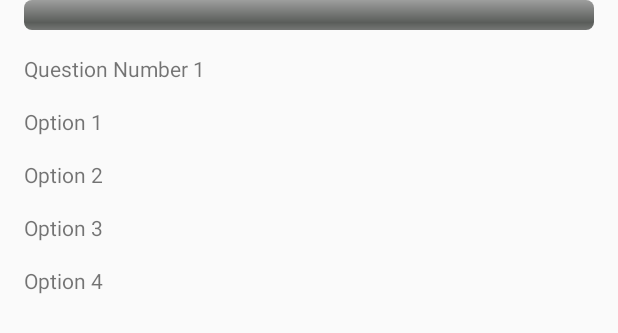
After one commit to 99suyashsoni/Task6, an Android app: the layout fragment_fragment_main_quiz.xml on its own in the app's theme, with its tools: preview values and no code run, on a phone screen of 412 x 824 dp. The commit adds this screen. Shown: the top 333 px of the screen. Run offline under Robolectric (Android 15) with nearby library versions, the phone set to English and light mode, and no system bars.

Commit message:
Added basic UI elements for main quiz screen

```diff
--- a/app/build.gradle
+++ b/app/build.gradle
@@ -31,6 +31,7 @@ dependencies {
     implementation 'com.google.firebase:firebase-core:16.0.6'
     implementation 'com.android.support:design:28.0.0'
     implementation 'com.android.support.constraint:constraint-layout:1.1.3'
+    implementation 'com.android.support:support-v4:28.0.0'
     testImplementation 'junit:junit:4.12'
     implementation 'com.github.bumptech.glide:glide:4.8.0'
     annotationProcessor 'com.github.bumptech.glide:compiler:4.8.0'
--- a/app/src/main/java/com/example/prarabdh/task6/HomeScreen.kt
+++ b/app/src/main/java/com/example/prarabdh/task6/HomeScreen.kt
@@ -5,7 +5,8 @@ import android.support.design.widget.BottomNavigationView
 import android.support.v7.app.AppCompatActivity
 import kotlinx.android.synthetic.main.activity_home_screen.*
 
-class HomeScreen : AppCompatActivity() {
+class HomeScreen : AppCompatActivity()
+{
 
     private val mOnNavigationItemSelectedListener = BottomNavigationView.OnNavigationItemSelectedListener { item ->
         when (item.itemId)
--- /dev/null
+++ b/app/src/main/res/layout/fragment_fragment_main_quiz.xml
@@ -0,0 +1,65 @@
+<?xml version="1.0" encoding="utf-8"?>
+<android.support.constraint.ConstraintLayout
+        xmlns:android="http://schemas.android.com/apk/res/android"
+        xmlns:tools="http://schemas.android.com/tools"
+        xmlns:app="http://schemas.android.com/apk/res-auto"
+        android:layout_width="match_parent"
+        android:layout_height="match_parent">
+
+        <ProgressBar
+                android:layout_width="match_parent"
+                android:layout_height="wrap_content"
+                style="@android:style/Widget.ProgressBar.Horizontal"
+                android:layout_margin="@dimen/margin_question_textbox"
+                android:id="@+id/ProgressBarMainQuiz"/>
+
+        <TextView
+                android:layout_width="match_parent"
+                android:layout_height="wrap_content"
+                android:id="@+id/TextQuestion"
+                android:text="Question Number 1"
+                android:layout_margin="@dimen/margin_question_textbox"
+                app:layout_constraintLeft_toLeftOf="parent"
+                app:layout_constraintTop_toBottomOf="@id/ProgressBarMainQuiz"/>
+
+        <TextView
+                android:layout_width="match_parent"
+                android:layout_height="wrap_content"
+                android:id="@+id/TextOption1"
+                android:text="Option 1"
+                android:layout_margin="@dimen/margin_question_textbox"
+                app:layout_constraintLeft_toLeftOf="parent"
+                android:layout_marginLeft="@dimen/margin_question_textbox"
+                app:layout_constraintTop_toBottomOf="@id/TextQuestion"/>
+
+        <TextView
+                android:layout_width="match_parent"
+                android:layout_height="wrap_content"
+                android:id="@+id/TextOption2"
+                android:text="Option 2"
+                android:layout_margin="@dimen/margin_question_textbox"
+                android:layout_marginRight="@dimen/margin_question_textbox"
+                app:layout_constraintTop_toBottomOf="@id/TextOption1"
+                app:layout_constraintRight_toRightOf="parent"/>
+
+        <TextView
+                android:layout_width="match_parent"
+                android:layout_height="wrap_content"
+                android:id="@+id/TextOption3"
+                android:text="Option 3"
+                android:layout_margin="@dimen/margin_question_textbox"
+                app:layout_constraintLeft_toLeftOf="parent"
+                android:layout_marginLeft="@dimen/margin_question_textbox"
+                app:layout_constraintTop_toBottomOf="@id/TextOption2"/>
+
+        <TextView
+                android:layout_width="match_parent"
+                android:layout_height="wrap_content"
+                android:id="@+id/TextOption4"
+                android:text="Option 4"
+                android:layout_margin="@dimen/margin_question_textbox"
+                android:layout_marginRight="@dimen/margin_question_textbox"
+                app:layout_constraintTop_toBottomOf="@id/TextOption3"
+                app:layout_constraintRight_toRightOf="parent"/>
+
+</android.support.constraint.ConstraintLayout>
--- a/app/src/main/res/values/dimens.xml
+++ b/app/src/main/res/values/dimens.xml
@@ -2,4 +2,5 @@
     <!-- Default screen margins, per the Android Design guidelines. -->
     <dimen name="activity_horizontal_margin">16dp</dimen>
     <dimen name="activity_vertical_margin">16dp</dimen>
+    <dimen name="margin_question_textbox">16dp</dimen>
 </resources>
--- a/app/src/main/res/values/strings.xml
+++ b/app/src/main/res/values/strings.xml
@@ -3,4 +3,7 @@
     <string name="title_home">Home</string>
     <string name="title_dashboard">Dashboard</string>
     <string name="title_notifications">Notifications</string>
+
+    <!-- TODO: Remove or change this placeholder text -->
+    <string name="hello_blank_fragment">Hello blank fragment</string>
 </resources>
```
Also changed, not shown: app/src/main/java/com/example/prarabdh/task6/FragmentActivities/FragmentMainQuiz.kt (added, +103 -0 lines), app/src/main/res/layout/fragment_test_layout.xml (added, +19 -0 lines), 1 other file.
